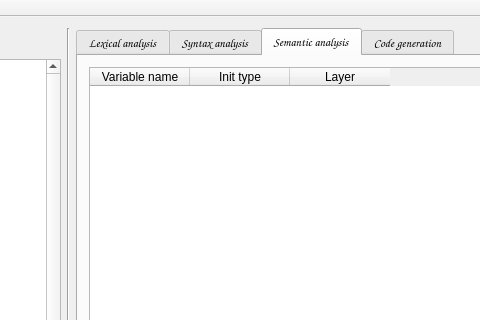
Before: the Qt Designer form php-interpreter/client/forms/mainwindow.ui in CDovgal/lexical-analyzer-php, drawn with Qt 5; both pictures show x 295 to 775 and y 0 to 320 of the 962 by 469 pixel window.
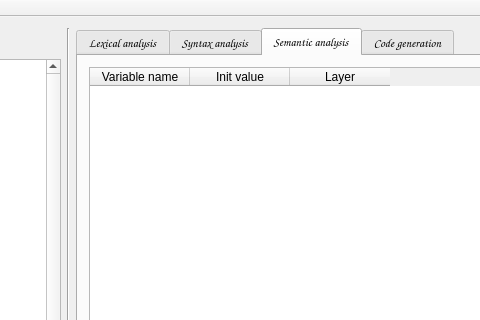
After: the same form once the commit is applied. The open tabs and pages were chosen to show the change.

```diff
--- a/php-interpreter/client/forms/mainwindow.ui
+++ b/php-interpreter/client/forms/mainwindow.ui
@@ -219,7 +219,7 @@
               </column>
               <column>
                <property name="text">
-                <string>Init type</string>
+                <string>Init value</string>
                </property>
               </column>
               <column>
```
Left out of the diff: 11 changed lines with no effect on the pictures.
